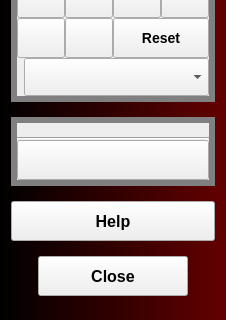
The window that Modules/Scripted/QReads/Resources/UI/QReads.ui (KitwareMedical/SlicerQReads) describes before a commit, drawn with Qt 5; both pictures show x 0 to 226 and y 225 to 545 of the 226 by 704 pixel window.
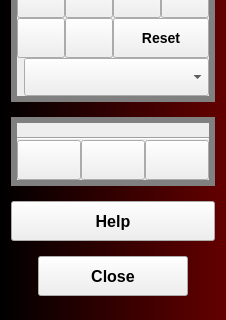
The same window after the commit. Icons and pictures are not drawn. Custom widgets are drawn as their Qt base class.

Commit message: WIP: Add support for toggling orientation marker, updating visbility of static ruler

Patch:
```diff
--- a/Modules/Scripted/QReads/Resources/UI/QReads.ui
+++ b/Modules/Scripted/QReads/Resources/UI/QReads.ui
@@ -480,6 +480,28 @@
        </widget>
       </item>
       <item>
+       <layout class="QGridLayout" name="toolsGrid">
+        <item row="0" column="1">
+         <widget class="QPushButton" name="OrientationMarkersButton">
+          <property name="text">
+           <string/>
+          </property>
+          <property name="iconSize">
+           <size>
+            <width>64</width>
+            <height>64</height>
+           </size>
+          </property>
+         </widget>
+        </item>
+        <item row="0" column="2">
+         <widget class="QPushButton" name="RulersButton">
+          <property name="text">
+           <string/>
+          </property>
+         </widget>
+        </item>
+        <item row="0" column="0">
        <widget class="QPushButton" name="DistanceMeasurementButton">
         <property name="text">
          <string/>
@@ -495,9 +517,11 @@
          </size>
         </property>
         <property name="checkable">
-         <bool>false</bool>
-        </property>
-       </widget>
+           <bool>true</bool>
+          </property>
+         </widget>
+        </item>
+       </layout>
       </item>
      </layout>
     </widget>
```
Left out of the diff: 2 changed lines with no effect on the pictures. Lines whose indentation alone changed are shown as unchanged. The commit also changes 1 other file.
